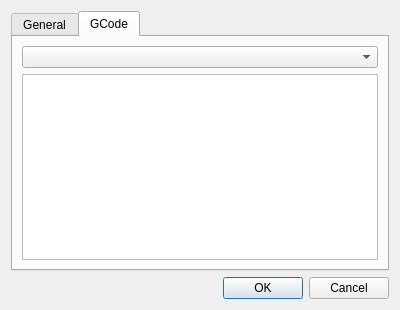
The window that src/Gui/PreferencesDialog.ui (fredrickojackson/CppCAM) describes before a commit, drawn with Qt 5.
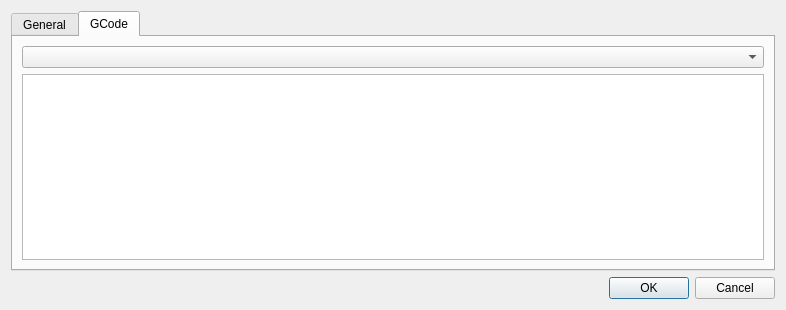
The same window after the commit. Icons and pictures are not drawn.

The edit to the form file:
```diff
--- a/src/Gui/PreferencesDialog.ui
+++ b/src/Gui/PreferencesDialog.ui
@@ -9,7 +9,7 @@
    <rect>
     <x>0</x>
     <y>0</y>
-    <width>400</width>
+    <width>786</width>
     <height>310</height>
    </rect>
   </property>
```
